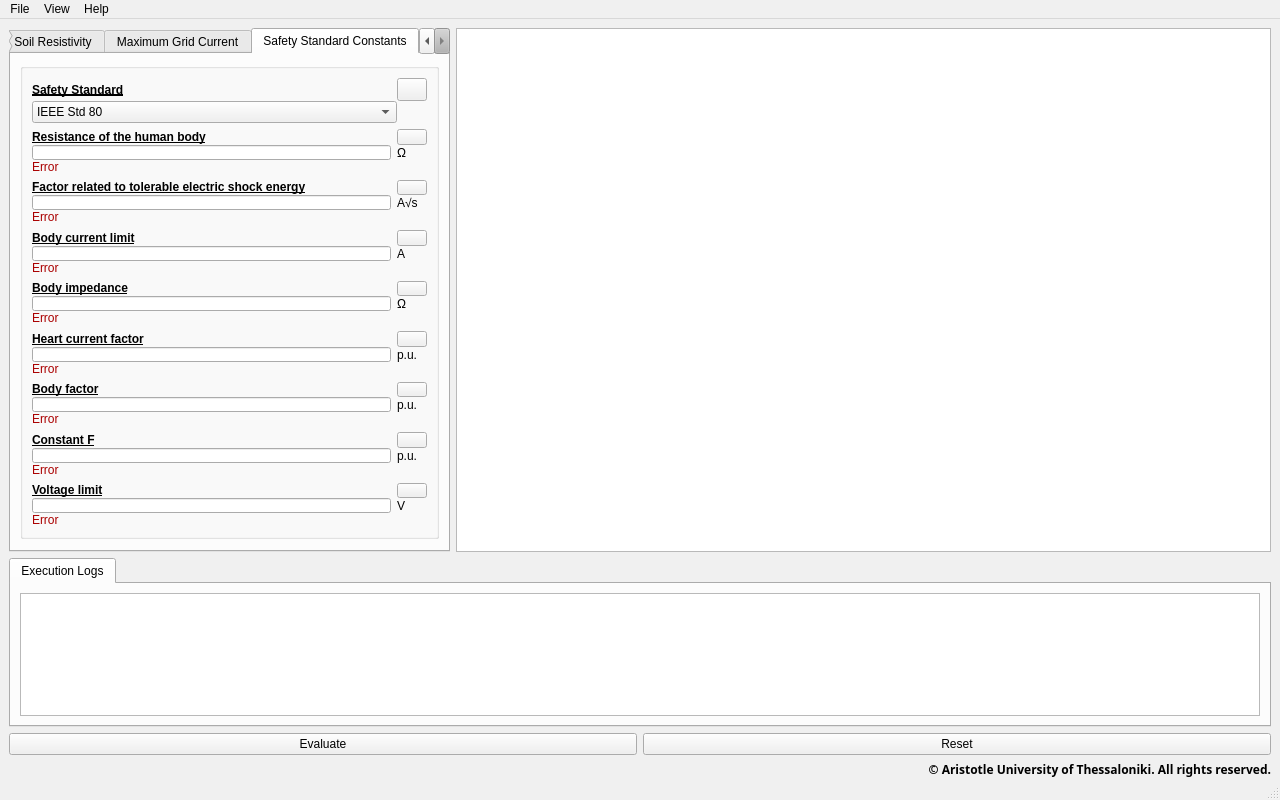
Qt form gui/MainWindow/form.ui (DimitrisTsourakas/SubStationGuard) before a commit.
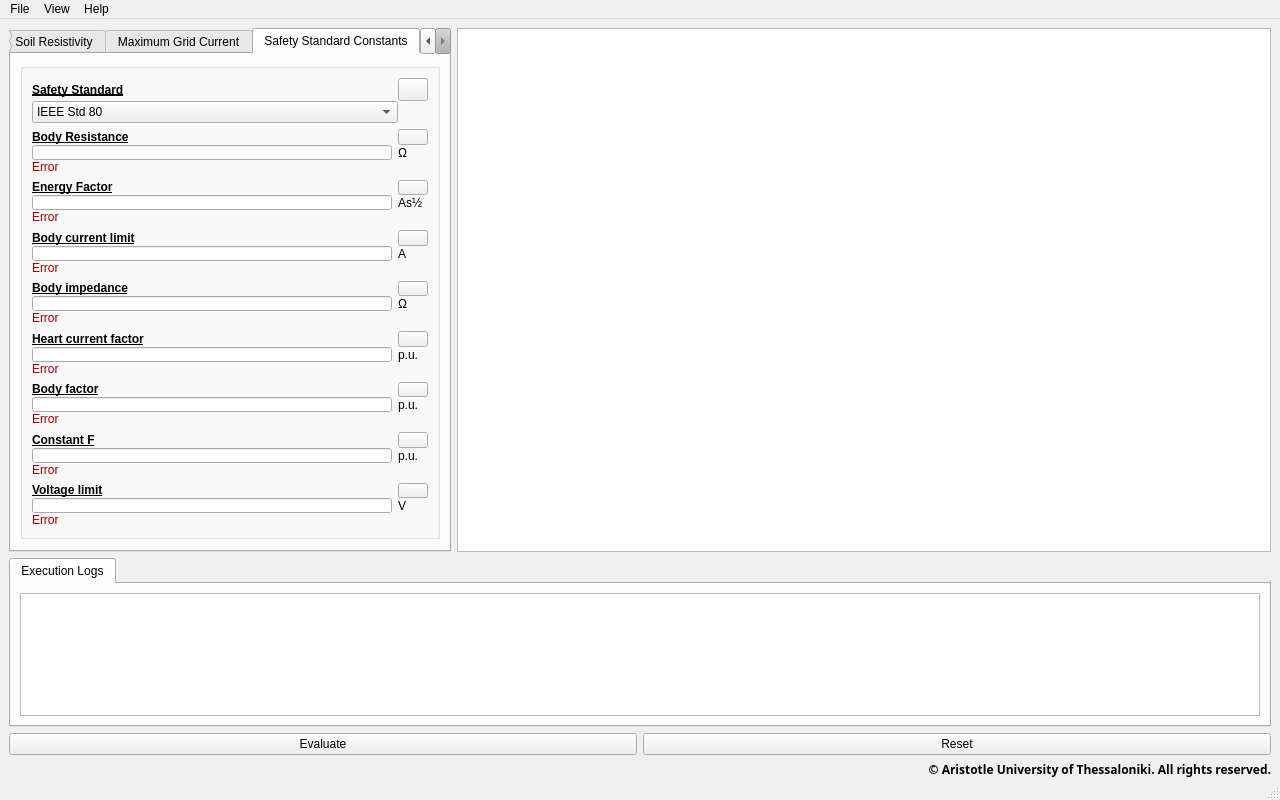
The same form after that commit. The open tabs and pages were chosen to show the change. Icons and pictures are not drawn. Custom widgets are drawn as their Qt base class.

The edit to the form file:
```diff
--- a/gui/MainWindow/form.ui
+++ b/gui/MainWindow/form.ui
@@ -2184,7 +2184,7 @@
 li.unchecked::marker { content: &quot;\2610&quot;; }
 li.checked::marker { content: &quot;\2612&quot;; }
 &lt;/style&gt;&lt;/head&gt;&lt;body style=&quot; font-family:'Segoe UI'; font-size:9pt; font-weight:700; font-style:normal; text-decoration: underline;&quot;&gt;
-&lt;p style=&quot; margin-top:0px; margin-bottom:0px; margin-left:0px; margin-right:0px; -qt-block-indent:0; text-indent:0px;&quot;&gt;Resistance of the human body&lt;span style=&quot; text-decoration:none;&quot;&gt;                                              &lt;/span&gt;&lt;/p&gt;&lt;/body&gt;&lt;/html&gt;</string>
+&lt;p style=&quot; margin-top:0px; margin-bottom:0px; margin-left:0px; margin-right:0px; -qt-block-indent:0; text-indent:0px;&quot;&gt;Body Resistance&lt;span style=&quot; text-decoration:none;&quot;&gt;                                                                               &lt;/span&gt;&lt;/p&gt;&lt;/body&gt;&lt;/html&gt;</string>
                    </property>
                   </widget>
                  </item>
@@ -2276,7 +2276,7 @@
 li.unchecked::marker { content: &quot;\2610&quot;; }
 li.checked::marker { content: &quot;\2612&quot;; }
 &lt;/style&gt;&lt;/head&gt;&lt;body style=&quot; font-family:'Segoe UI'; font-size:9pt; font-weight:700; font-style:normal; text-decoration: underline;&quot;&gt;
-&lt;p style=&quot; margin-top:0px; margin-bottom:0px; margin-left:0px; margin-right:0px; -qt-block-indent:0; text-indent:0px;&quot;&gt;Factor related to tolerable electric shock energy&lt;span style=&quot; text-decoration:none;&quot;&gt;                   &lt;/span&gt;&lt;/p&gt;&lt;/body&gt;&lt;/html&gt;</string>
+&lt;p style=&quot; margin-top:0px; margin-bottom:0px; margin-left:0px; margin-right:0px; -qt-block-indent:0; text-indent:0px;&quot;&gt;Energy Factor&lt;span style=&quot; text-decoration:none;&quot;&gt;                                                       &lt;/span&gt;&lt;/p&gt;&lt;/body&gt;&lt;/html&gt;</string>
                    </property>
                   </widget>
                  </item>
@@ -2328,7 +2328,7 @@
                     <string>Unit of Measurement</string>
                    </property>
                    <property name="text">
-                    <string>A√s</string>
+                    <string>As½</string>
                    </property>
                   </widget>
                  </item>
```
Left out of the diff: 13 changed lines with no effect on the pictures.
